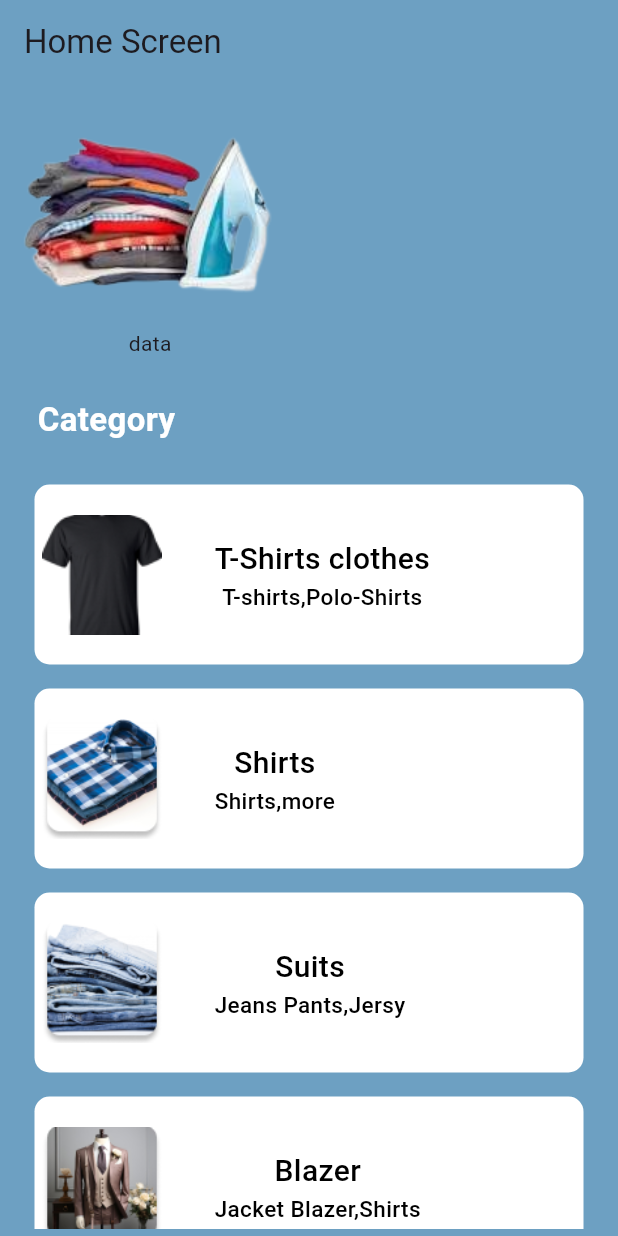
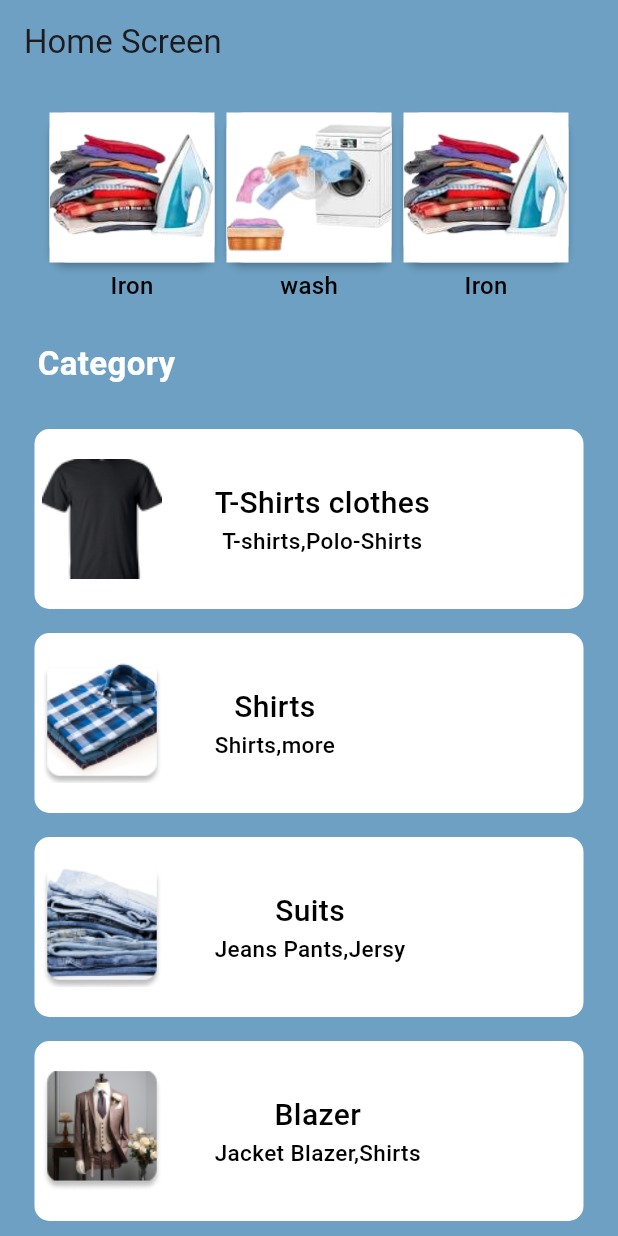
Before and after one commit to fahimshahariar09/laundry_app, a Flutter app: the screen it shows after launch, on a phone screen of 412 x 824 dp. Run offline on Flutter 3.47's test engine with Material 3 defaults, Android fonts, the phone set to English and light mode, and no system bars; our stand-ins replace animated_notch_bottom_bar, get; missing offline and left inert: confirmation_success, flutter_timer_countdown.

Commit message:
first commit

```diff
--- a/lib/view/screen/home_screen/home_screen.dart
+++ b/lib/view/screen/home_screen/home_screen.dart
@@ -26,17 +26,63 @@ class HomeScreen extends StatelessWidget {
         child: Column(
           children: [
             const SizedBox(height: 15),
-            Row(
-              children: [
-              Column(
+            SingleChildScrollView(
+              scrollDirection: Axis.horizontal,
+              child: Row(
                 children: [
-                  Container(
-                    child: Image.asset(AppImages.iron),
+                  Column(
+                    children: [
+                      Card(
+                        elevation: 2,
+                        child: Container(
+                          height: 100,
+                          width: 110,
+                          color: Colors.white,
+                          child: Image.asset(
+                            AppImages.iron,
+                            fit: BoxFit.cover,
+                          ),
+                        ),
+                      ),
+                      CommonText(titel: "Iron"),
+                    ],
                   ),
-                  Text("data")
+                  Column(
+                    children: [
+                      Card(
+                        elevation: 2,
+                        child: Container(
+                          height: 100,
+                          width: 110,
+                          color: Colors.white,
+                          child: Image.asset(
+                            AppImages.wash,
+                            fit: BoxFit.cover,
+                          ),
+                        ),
+                      ),
+                      CommonText(titel: "wash"),
+                    ],
+                  ),
+                  Column(
+                    children: [
+                      Card(
+                        elevation: 2,
+                        child: Container(
+                          height: 100,
+                          width: 110,
+                          color: Colors.white,
+                          child: Image.asset(
+                            AppImages.iron,
+                            fit: BoxFit.cover,
+                          ),
+                        ),
+                      ),
+                      CommonText(titel: "Iron"),
+                    ],
+                  )
                 ],
-              )
-              ],
+              ),
             ),
             // Obx(() => SizedBox(
             //       height: 165,
@@ -76,11 +122,11 @@ class HomeScreen extends StatelessWidget {
                   padding: const EdgeInsets.all(5),
                   child: ListView.builder(
                       shrinkWrap: true,
-                     scrollDirection: Axis.vertical,
+                      scrollDirection: Axis.vertical,
                       itemCount: homeScreenController.homecategories.length,
                       itemBuilder: (context, index) {
                         return Padding(
-                          padding:  const EdgeInsets.all(8.0),
+                          padding: const EdgeInsets.all(8.0),
                           child: HomeCategoryCard(
                             image:
                                 "${homeScreenController.homecategories[index].imageurl}",
```
